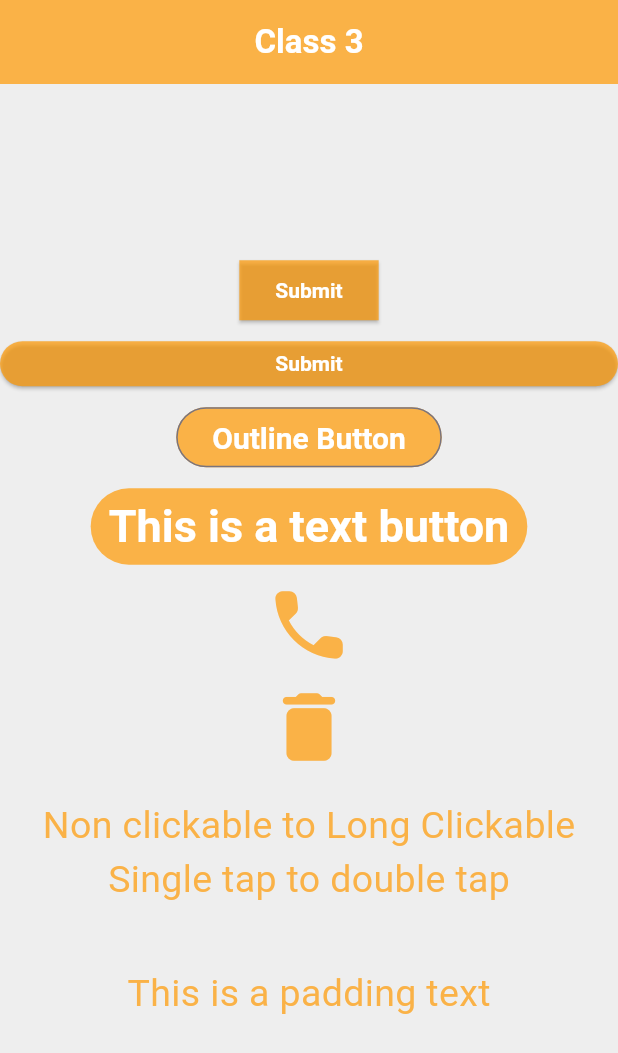
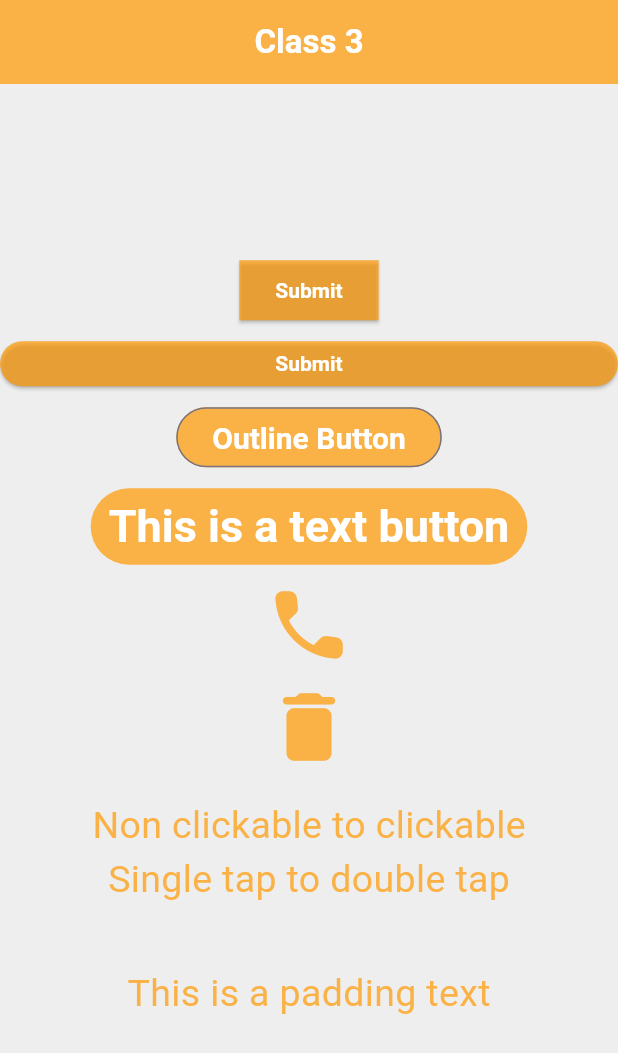
Before and after one commit to Atiqs3404/flutter_practice_windows, a Flutter app: the screen it shows after launch, on a phone screen of 412 x 824 dp. Shown: the top 1053 px of the screen. Run offline on Flutter 3.47's test engine with Material 3 defaults, Android fonts, the phone set to English and light mode, and no system bars.

Commit message:
class 3 commit from windows

```diff
--- a/lib/app.dart
+++ b/lib/app.dart
@@ -1,13 +1,14 @@
 import 'package:flutter/material.dart';
-import 'package:untitled/flutterClass3.dart';
+import 'package:untitled/class_3.dart';
+import 'package:untitled/home.dart';
 
 class MyApp extends StatelessWidget {
-  const MyApp({super.key});
+  MyApp({super.key});
 
   @override
   Widget build(BuildContext context) {
-    return const MaterialApp(
-      title: "Atiq's Flutter App",
+    return MaterialApp(
+      title: "Atiqs flutter app",
       home: flutterClass3(),
     );
   }
--- a/lib/flutterClass3.dart
+++ b/lib/class_3.dart
@@ -1,4 +1,3 @@
-import 'package:flutter/foundation.dart';
 import 'package:flutter/material.dart';
 
 class flutterClass3 extends StatelessWidget {
@@ -12,7 +11,7 @@ class flutterClass3 extends StatelessWidget {
       backgroundColor: Colors.grey.shade200,
       appBar: AppBar(
         backgroundColor: Colors.orange.withOpacity(0.7),
-        title: const Text(
+        title: Text(
           "Class 3",
           style: TextStyle(
             color: Colors.white,
@@ -30,17 +29,15 @@ class flutterClass3 extends StatelessWidget {
                 style: ElevatedButton.styleFrom(
                     backgroundColor: Colors.orange.withOpacity(0.7),
                     foregroundColor: Colors.white,
-                    textStyle: const TextStyle(fontWeight: FontWeight.bold),
-                    shape: const RoundedRectangleBorder(
+                    textStyle: TextStyle(fontWeight: FontWeight.bold),
+                    shape: RoundedRectangleBorder(
                       borderRadius: BorderRadius.zero,
                     )),
                 onPressed: () {
-                  if (kDebugMode) {
-                    print("Clicked");
-                  }
+                  print("Clicked");
                 },
-                child: const Text("Submit")),
-            const SizedBox(
+                child: Text("Submit")),
+            SizedBox(
               height: 10,
             ),
             SizedBox(
@@ -50,42 +47,40 @@ class flutterClass3 extends StatelessWidget {
                   style: ElevatedButton.styleFrom(
                     backgroundColor: Colors.orange.withOpacity(0.7),
                     foregroundColor: Colors.white,
-                    textStyle: const TextStyle(fontWeight: FontWeight.bold),
+                    textStyle: TextStyle(fontWeight: FontWeight.bold),
                   ),
                   onPressed: () {
-                    if (kDebugMode) {
-                      print("Clicked");
-                    }
+                    print("Clicked");
                   },
-                  child: const Text("Submit")),
+                  child: Text("Submit")),
             ),
-            const SizedBox(
+            SizedBox(
               height: 10,
             ),
             OutlinedButton(
                 style: OutlinedButton.styleFrom(
                     backgroundColor: Colors.orange.withOpacity(0.7),
                     foregroundColor: Colors.white,
-                    textStyle: const TextStyle(
+                    textStyle: TextStyle(
                       fontWeight: FontWeight.bold,
                       fontSize: 20,
                     )),
                 onPressed: () {},
-                child: const Text("Outline Button")),
-            const SizedBox(
+                child: Text("Outline Button")),
+            SizedBox(
               height: 10,
             ),
             TextButton(
                 style: TextButton.styleFrom(
                     backgroundColor: Colors.orange.withOpacity(0.7),
                     foregroundColor: Colors.white,
-                    textStyle: const TextStyle(
+                    textStyle: TextStyle(
                       fontSize: 30,
                       fontWeight: FontWeight.bold,
                     )),
                 onPressed: () {},
-                child: const Text("This is a text button")),
-            const SizedBox(
+                child: Text("This is a text button")),
+            SizedBox(
               height: 10,
             ),
             Icon(
@@ -95,44 +90,38 @@ class flutterClass3 extends StatelessWidget {
             ),
             IconButton(
                 onPressed: () {
-                  if (kDebugMode) {
-                    print("Item Deleted");
-                  }
+                  print("Item Deleted");
                 },
                 icon: Icon(Icons.delete_rounded,
                     size: 60, color: Colors.orange.withOpacity(0.7))),
-            const SizedBox(
+            SizedBox(
               height: 10,
             ),
             GestureDetector(
                 onLongPress: () {
-                  if (kDebugMode) {
-                    print("Long pressed with GestureDetector");
-                  }
+                  print("Long pressed with GestureDetector");
                 },
                 child: Text(
-                  "Non clickable to Long Clickable",
+                  "Non clickable to clickable",
                   style: TextStyle(
                       color: Colors.orange.withOpacity(0.7), fontSize: 25),
                 )),
             InkWell(
                 onDoubleTap: () {
-                  if (kDebugMode) {
-                    print("Double tapped with Inkwell");
-                  }
+                  print("Double tapped with Inkwell");
                 },
                 child: Text(
                   "Single tap to double tap",
                   style: TextStyle(
                       color: Colors.orange.withOpacity(0.7), fontSize: 25),
                 )),
-            const SizedBox(
+            SizedBox(
               height: 10,
             ),
             Padding(
               // padding: EdgeInsets.all(20),
               // padding: EdgeInsets.only(left: 20, right: 10, top: 5, bottom: 20),
-              padding: const EdgeInsets.symmetric(horizontal: 10, vertical: 30 ),
+              padding: EdgeInsets.symmetric(horizontal: 10, vertical: 30 ),
               child: Text("This is a padding text",
                   style: TextStyle(
                       color: Colors.orange.withOpacity(0.7), fontSize: 25)),
--- a/lib/home.dart
+++ b/lib/home.dart
@@ -7,14 +7,14 @@ class Home extends StatelessWidget {
   Widget build(BuildContext context) {
     return Scaffold(
       appBar: AppBar(
-        title: const Text("This is an appbar title", style: TextStyle(
+        title: Text("This is an appbar title", style: TextStyle(
           color: Colors.white,
         )),
         centerTitle: true,
         backgroundColor: Colors.deepPurple,
       ),
       body:
-      const Column(
+      Column(
         mainAxisAlignment: MainAxisAlignment.center,
         crossAxisAlignment: CrossAxisAlignment.center,
         children: [
--- a/lib/main.dart
+++ b/lib/main.dart
@@ -1,3 +1,4 @@
+
 import 'package:flutter/cupertino.dart';
 import 'package:untitled/app.dart';
 
```
